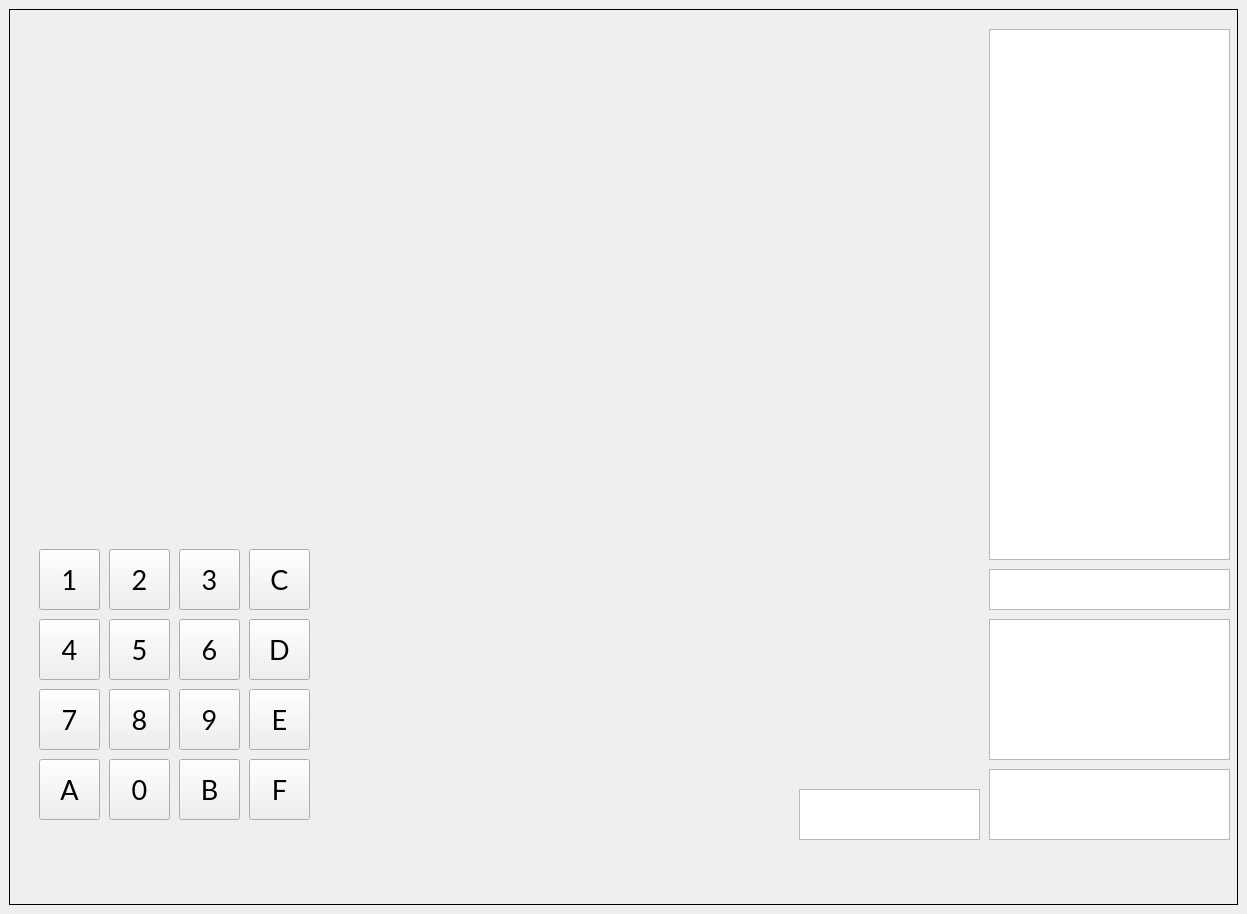
Old version of the form app/Qt/mainwindow.ui in the repository Alexandavid/chip8Demo.
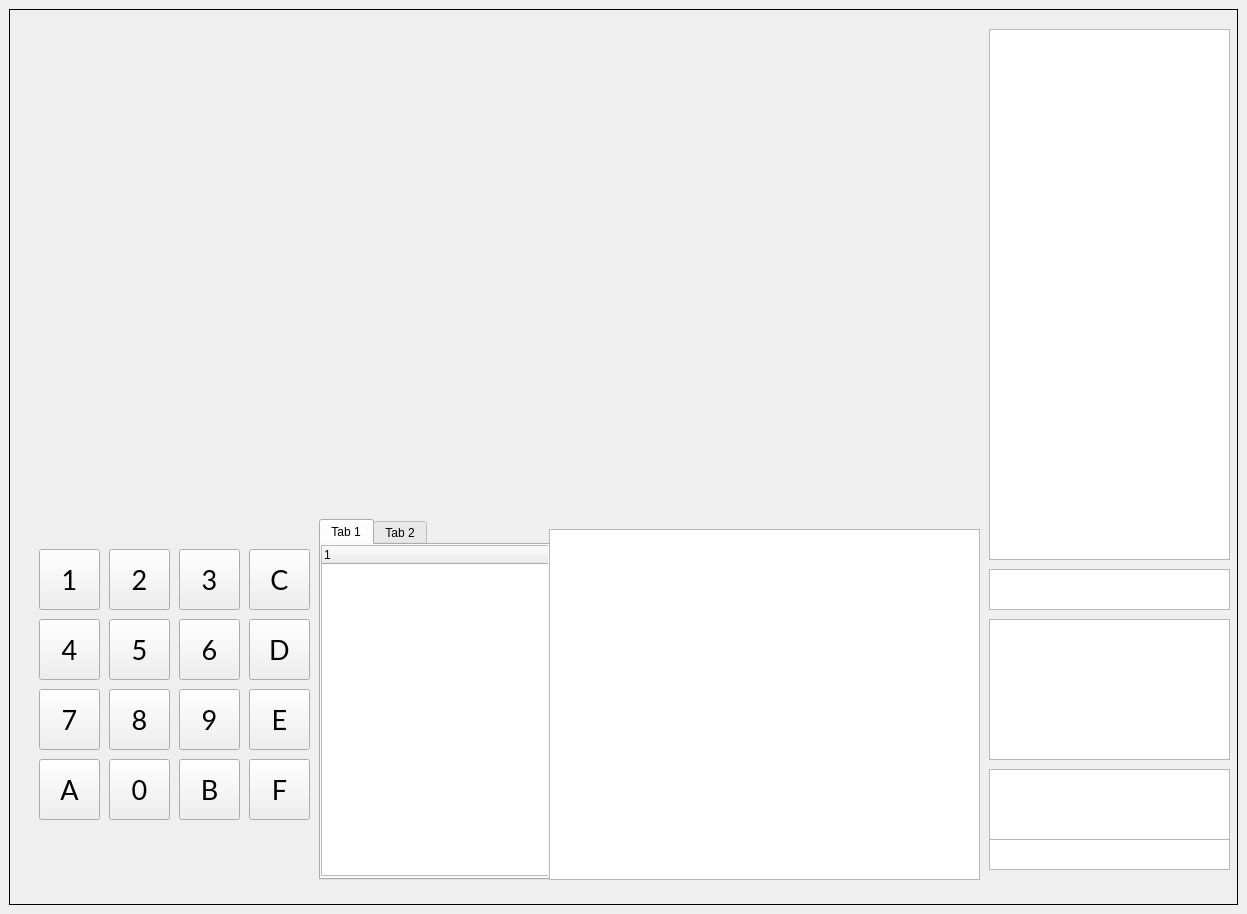
New version of the form.

Commit message: imp: 1. Fixed keypad (brings back focus) 2. Added Debugger Console (Qt exclusive) 3. Added some qss for testing 4. Add the possibility to list out all roms.

The edit to the form file:
```diff
--- a/app/Qt/mainwindow.ui
+++ b/app/Qt/mainwindow.ui
@@ -482,10 +482,73 @@
       <widget class="QListView" name="SpecialRegisters">
        <property name="geometry">
         <rect>
-         <x>790</x>
-         <y>780</y>
-         <width>181</width>
-         <height>51</height>
+         <x>980</x>
+         <y>830</y>
+         <width>241</width>
+         <height>31</height>
+        </rect>
+       </property>
+      </widget>
+      <widget class="QTabWidget" name="tabWidget">
+       <property name="geometry">
+        <rect>
+         <x>310</x>
+         <y>510</y>
+         <width>231</width>
+         <height>361</height>
+        </rect>
+       </property>
+       <property name="currentIndex">
+        <number>0</number>
+       </property>
+       <widget class="QWidget" name="games">
+        <attribute name="title">
+         <string>Tab 1</string>
+        </attribute>
+        <widget class="QTreeWidget" name="gamesListWidget">
+         <property name="geometry">
+          <rect>
+           <x>0</x>
+           <y>0</y>
+           <width>231</width>
+           <height>331</height>
+          </rect>
+         </property>
+         <column>
+          <property name="text">
+           <string notr="true">1</string>
+          </property>
+         </column>
+        </widget>
+       </widget>
+       <widget class="QWidget" name="roms">
+        <attribute name="title">
+         <string>Tab 2</string>
+        </attribute>
+        <widget class="QTreeWidget" name="romsListWidget">
+         <property name="geometry">
+          <rect>
+           <x>0</x>
+           <y>0</y>
+           <width>451</width>
+           <height>271</height>
+          </rect>
+         </property>
+         <column>
+          <property name="text">
+           <string notr="true">1</string>
+          </property>
+         </column>
+        </widget>
+       </widget>
+      </widget>
+      <widget class="QPlainTextEdit" name="Console">
+       <property name="geometry">
+        <rect>
+         <x>540</x>
+         <y>520</y>
+         <width>431</width>
+         <height>351</height>
         </rect>
        </property>
       </widget>
```
The commit also changes 9 other files.
